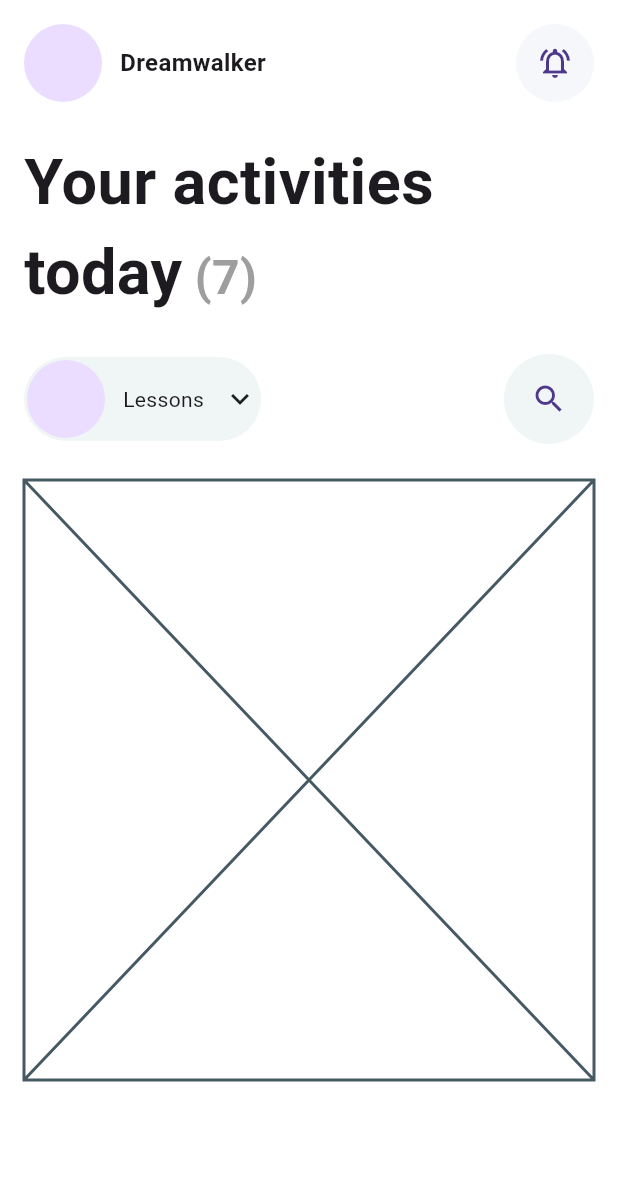
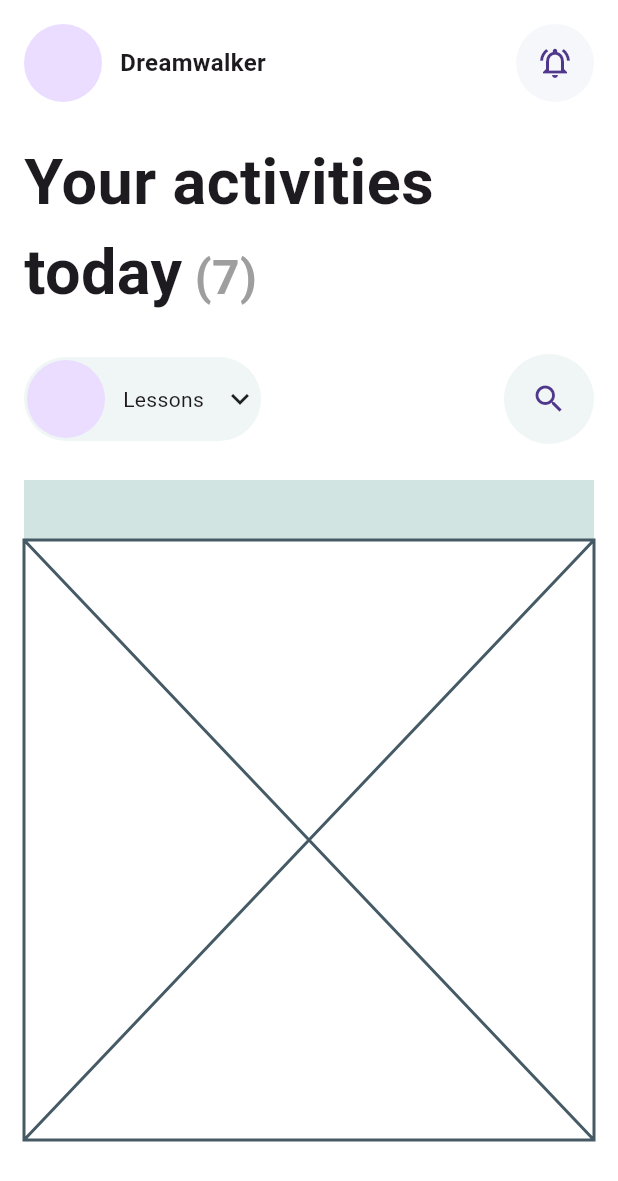
Before and after one commit to JAICHANGPARK/flutter_notebook_chapter_43, a Flutter app: the EducationHomePage screen opened directly, on a phone screen of 412 x 824 dp. Shown: the top 1181 px of the screen. Run offline on Flutter 3.47's test engine with Material 3 defaults, Android fonts, the phone set to English and light mode, and no system bars; our stand-ins replace gap, hugeicons, percent_indicator.

Commit message:
Update education_home_page.dart

```diff
--- a/lib/ep2191_education_app/ui/education_home_page.dart
+++ b/lib/ep2191_education_app/ui/education_home_page.dart
@@ -106,9 +106,16 @@ class _EducationHomePageState extends State<EducationHomePage> {
                     decoration: BoxDecoration(
                       color: Color.fromRGBO(210, 228, 226, 1),
                     ),
+                    padding: EdgeInsets.all(20),
                     child: Column(
+
+                      crossAxisAlignment: CrossAxisAlignment.start,
                       children: [
+                        Row(
+                          children: [
 
+                          ],
+                        )
                       ],
                     ),
                   ),
```
